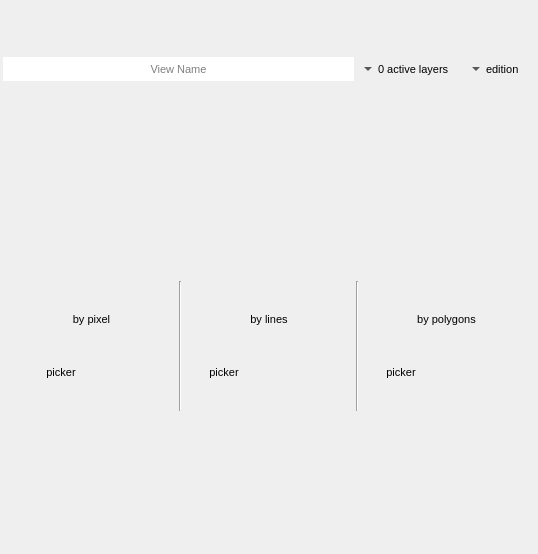
First picture: the form in ui/view_widget.ui, repository SMByC/ThRasE, before the edit.
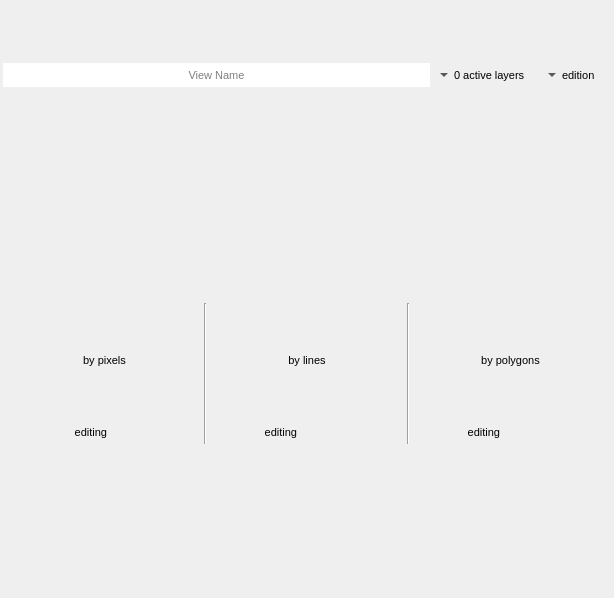
Second picture: the form after the edit. Icons and pictures are not drawn. Custom widgets are drawn as their Qt base class.

Commit message: Redesign the edition tools widget, added new icons

```diff
--- a/ui/view_widget.ui
+++ b/ui/view_widget.ui
@@ -6,8 +6,8 @@
    <rect>
     <x>0</x>
     <y>0</y>
-    <width>538</width>
-    <height>554</height>
+    <width>614</width>
+    <height>598</height>
    </rect>
   </property>
   <layout class="QVBoxLayout" name="verticalLayout">
@@ -192,24 +192,72 @@
           <number>0</number>
          </property>
          <item>
-          <widget class="QLabel" name="label_2">
-           <property name="maximumSize">
-            <size>
-             <width>16777215</width>
-             <height>24</height>
-            </size>
-           </property>
-           <property name="font">
-            <font>
-             <pointsize>8</pointsize>
-            </font>
-           </property>
-           <property name="text">
-            <string>by pixel</string>
-           </property>
-           <property name="alignment">
-            <set>Qt::AlignCenter</set>
-           </property>
+          <widget class="QWidget" name="widget" native="true">
+           <layout class="QHBoxLayout" name="horizontalLayout_3">
+            <property name="spacing">
+             <number>0</number>
+            </property>
+            <property name="leftMargin">
+             <number>0</number>
+            </property>
+            <property name="topMargin">
+             <number>0</number>
+            </property>
+            <property name="rightMargin">
+             <number>0</number>
+            </property>
+            <property name="bottomMargin">
+             <number>0</number>
+            </property>
+            <item>
+             <spacer name="horizontalSpacer">
+              <property name="orientation">
+               <enum>Qt::Horizontal</enum>
+              </property>
+              <property name="sizeHint" stdset="0">
+               <size>
+                <width>40</width>
+                <height>20</height>
+               </size>
+              </property>
+             </spacer>
+            </item>
+            <item>
+             <widget class="QToolButton" name="PixelsPicker">
+              <property name="font">
+               <font>
+                <pointsize>8</pointsize>
+               </font>
+              </property>
+              <property name="text">
+               <string>by pixels</string>
+              </property>
+              <property name="icon">
+               <iconset>
+                <normaloff>:/plugins/thrase/icons/pixel_picker.svg</normaloff>:/plugins/thrase/icons/pixel_picker.svg</iconset>
+              </property>
+              <property name="toolButtonStyle">
+               <enum>Qt::ToolButtonTextBesideIcon</enum>
+              </property>
+              <property name="autoRaise">
+               <bool>true</bool>
+              </property>
+             </widget>
+            </item>
+            <item>
+             <spacer name="horizontalSpacer_2">
+              <property name="orientation">
+               <enum>Qt::Horizontal</enum>
+              </property>
+              <property name="sizeHint" stdset="0">
+               <size>
+                <width>40</width>
+                <height>20</height>
+               </size>
+              </property>
+             </spacer>
+            </item>
+           </layout>
           </widget>
          </item>
          <item>
@@ -237,24 +285,33 @@
              <number>0</number>
             </property>
             <item>
-             <widget class="QToolButton" name="PixelPicker">
+             <spacer name="horizontalSpacer_3">
+              <property name="orientation">
+               <enum>Qt::Horizontal</enum>
+              </property>
+              <property name="sizeHint" stdset="0">
+               <size>
+                <width>40</width>
+                <height>20</height>
+               </size>
+              </property>
+             </spacer>
+            </item>
+            <item>
+             <widget class="QLabel" name="status_PixelsPicker">
               <property name="font">
                <font>
                 <pointsize>8</pointsize>
                </font>
               </property>
+              <property name="styleSheet">
+               <string notr="true">color: &quot;gray&quot;;</string>
+              </property>
               <property name="text">
-               <string>picker</string>
+               <string>editing</string>
               </property>
-              <property name="icon">
-               <iconset>
-                <normaloff>:/plugins/thrase/icons/aoi_picker.svg</normaloff>:/plugins/thrase/icons/aoi_picker.svg</iconset>
-              </property>
-              <property name="toolButtonStyle">
-               <enum>Qt::ToolButtonTextBesideIcon</enum>
-              </property>
-              <property name="autoRaise">
-               <bool>true</bool>
+              <property name="alignment">
+               <set>Qt::AlignRight|Qt::AlignTrailing|Qt::AlignVCenter</set>
               </property>
              </widget>
             </item>
@@ -283,6 +340,19 @@
               </property>
              </widget>
             </item>
+            <item>
+             <spacer name="horizontalSpacer_4">
+              <property name="orientation">
+               <enum>Qt::Horizontal</enum>
+              </property>
+              <property name="sizeHint" stdset="0">
+               <size>
+                <width>40</width>
+                <height>20</height>
+               </size>
+              </property>
+             </spacer>
+            </item>
            </layout>
           </widget>
          </item>
@@ -315,24 +385,72 @@
           <number>0</number>
          </property>
          <item>
-          <widget class="QLabel" name="label_3">
-           <property name="maximumSize">
-            <size>
-             <width>16777215</width>
-             <height>24</height>
-            </size>
-           </property>
-           <property name="font">
-            <font>
-             <pointsize>8</pointsize>
-            </font>
-           </property>
-           <property name="text">
-            <string>by lines</string>
-           </property>
-           <property name="alignment">
-            <set>Qt::AlignCenter</set>
-           </property>
+          <widget class="QWidget" name="widget_2" native="true">
+           <layout class="QHBoxLayout" name="horizontalLayout_7">
+            <property name="spacing">
+             <number>0</number>
+            </property>
+            <property name="leftMargin">
+             <number>0</number>
+            </property>
+            <property name="topMargin">
+             <number>0</number>
+            </property>
+            <property name="rightMargin">
+             <number>0</number>
+            </property>
+            <property name="bottomMargin">
+             <number>0</number>
+            </property>
+            <item>
+             <spacer name="horizontalSpacer_5">
+              <property name="orientation">
+               <enum>Qt::Horizontal</enum>
+              </property>
+              <property name="sizeHint" stdset="0">
+               <size>
+                <width>40</width>
+                <height>20</height>
+               </size>
+              </property>
+             </spacer>
+            </item>
+            <item>
+             <widget class="QToolButton" name="LinesPicker">
+              <property name="font">
+               <font>
+                <pointsize>8</pointsize>
+               </font>
+              </property>
+              <property name="text">
+               <string>by lines</string>
+              </property>
+              <property name="icon">
+               <iconset>
+                <normaloff>:/plugins/thrase/icons/line_picker.svg</normaloff>:/plugins/thrase/icons/line_picker.svg</iconset>
+              </property>
+              <property name="toolButtonStyle">
+               <enum>Qt::ToolButtonTextBesideIcon</enum>
+              </property>
+              <property name="autoRaise">
+               <bool>true</bool>
+              </property>
+             </widget>
+            </item>
+            <item>
+             <spacer name="horizontalSpacer_6">
+              <property name="orientation">
+               <enum>Qt::Horizontal</enum>
+              </property>
+              <property name="sizeHint" stdset="0">
+               <size>
+                <width>40</width>
+                <height>20</height>
+               </size>
+              </property>
+             </spacer>
+            </item>
+           </layout>
           </widget>
          </item>
          <item>
@@ -360,24 +478,33 @@
              <number>0</number>
             </property>
             <item>
-             <widget class="QToolButton" name="LinesPicker">
+             <spacer name="horizontalSpacer_7">
+              <property name="orientation">
+               <enum>Qt::Horizontal</enum>
+              </property>
+              <property name="sizeHint" stdset="0">
+               <size>
+                <width>40</width>
+                <height>20</height>
+               </size>
+              </property>
+             </spacer>
+            </item>
+            <item>
+             <widget class="QLabel" name="status_LinesPicker">
               <property name="font">
                <font>
                 <pointsize>8</pointsize>
                </font>
               </property>
+              <property name="styleSheet">
+               <string notr="true">color: &quot;gray&quot;;</string>
+              </property>
               <property name="text">
-               <string>picker</string>
+               <string>editing</string>
               </property>
-              <property name="icon">
-               <iconset>
-                <normaloff>:/plugins/thrase/icons/aoi_picker.svg</normaloff>:/plugins/thrase/icons/aoi_picker.svg</iconset>
-              </property>
-              <property name="toolButtonStyle">
-               <enum>Qt::ToolButtonTextBesideIcon</enum>
-              </property>
-              <property name="autoRaise">
-               <bool>true</bool>
+              <property name="alignment">
+               <set>Qt::AlignRight|Qt::AlignTrailing|Qt::AlignVCenter</set>
               </property>
              </widget>
             </item>
@@ -431,6 +558,19 @@
               </property>
              </widget>
             </item>
+            <item>
+             <spacer name="horizontalSpacer_8">
+              <property name="orientation">
+               <enum>Qt::Horizontal</enum>
+              </property>
+              <property name="sizeHint" stdset="0">
+               <size>
+                <width>40</width>
+                <height>20</height>
+               </size>
+              </property>
+             </spacer>
+            </item>
            </layout>
           </widget>
          </item>
@@ -463,24 +603,72 @@
           <number>0</number>
          </property>
          <item>
-          <widget class="QLabel" name="label">
-           <property name="maximumSize">
-            <size>
-             <width>16777215</width>
-             <height>24</height>
-            </size>
-           </property>
-           <property name="font">
-            <font>
-             <pointsize>8</pointsize>
-            </font>
-           </property>
-           <property name="text">
-            <string>by polygons</string>
-           </property>
-           <property name="alignment">
-            <set>Qt::AlignCenter</set>
-           </property>
+          <widget class="QWidget" name="widget_3" native="true">
+           <layout class="QHBoxLayout" name="horizontalLayout_8">
+            <property name="spacing">
+             <number>0</number>
+            </property>
+            <property name="leftMargin">
+             <number>0</number>
+            </property>
+            <property name="topMargin">
+             <number>0</number>
+            </property>
+            <property name="rightMargin">
+             <number>0</number>
+            </property>
+            <property name="bottomMargin">
+             <number>0</number>
+            </property>
+            <item>
+             <spacer name="horizontalSpacer_9">
+              <property name="orientation">
+               <enum>Qt::Horizontal</enum>
+              </property>
+              <property name="sizeHint" stdset="0">
+               <size>
+                <width>40</width>
+                <height>20</height>
+               </size>
+              </property>
+             </spacer>
+            </item>
+            <item>
+             <widget class="QToolButton" name="PolygonsPicker">
+              <property name="font">
+               <font>
+                <pointsize>8</pointsize>
+               </font>
+              </property>
+              <property name="text">
+               <string>by polygons</string>
+              </property>
+              <property name="icon">
+               <iconset>
+                <normaloff>:/plugins/thrase/icons/polygon_picker.svg</normaloff>:/plugins/thrase/icons/polygon_picker.svg</iconset>
+              </property>
+              <property name="toolButtonStyle">
+               <enum>Qt::ToolButtonTextBesideIcon</enum>
+              </property>
+              <property name="autoRaise">
+               <bool>true</bool>
+              </property>
+             </widget>
+            </item>
+            <item>
+             <spacer name="horizontalSpacer_10">
+              <property name="orientation">
+               <enum>Qt::Horizontal</enum>
+              </property>
+              <property name="sizeHint" stdset="0">
+               <size>
+                <width>40</width>
+                <height>20</height>
+               </size>
+              </property>
+             </spacer>
+            </item>
+           </layout>
           </widget>
          </item>
          <item>
@@ -508,24 +696,33 @@
              <number>0</number>
             </property>
             <item>
-             <widget class="QToolButton" name="PolygonPicker">
+             <spacer name="horizontalSpacer_11">
+              <property name="orientation">
+               <enum>Qt::Horizontal</enum>
+              </property>
+              <property name="sizeHint" stdset="0">
+               <size>
+                <width>40</width>
+                <height>20</height>
+               </size>
+              </property>
+             </spacer>
+            </item>
+            <item>
+             <widget class="QLabel" name="status_PolygonsPicker">
               <property name="font">
                <font>
                 <pointsize>8</pointsize>
                </font>
               </property>
+              <property name="styleSheet">
+               <string notr="true">color: &quot;gray&quot;;</string>
+              </property>
               <property name="text">
-               <string>picker</string>
+               <string>editing</string>
               </property>
-              <property name="icon">
-               <iconset>
-                <normaloff>:/plugins/thrase/icons/aoi_picker.svg</normaloff>:/plugins/thrase/icons/aoi_picker.svg</iconset>
-              </property>
-              <property name="toolButtonStyle">
-               <enum>Qt::ToolButtonTextBesideIcon</enum>
-              </property>
-              <property name="autoRaise">
-               <bool>true</bool>
+              <property name="alignment">
+               <set>Qt::AlignRight|Qt::AlignTrailing|Qt::AlignVCenter</set>
               </property>
              </widget>
             </item>
@@ -579,6 +776,19 @@
               </property>
              </widget>
             </item>
+            <item>
+             <spacer name="horizontalSpacer_12">
+              <property name="orientation">
+               <enum>Qt::Horizontal</enum>
+              </property>
+              <property name="sizeHint" stdset="0">
+               <size>
+                <width>40</width>
+                <height>20</height>
+               </size>
+              </property>
+             </spacer>
+            </item>
            </layout>
           </widget>
          </item>
```
The commit also changes 6 other files.
